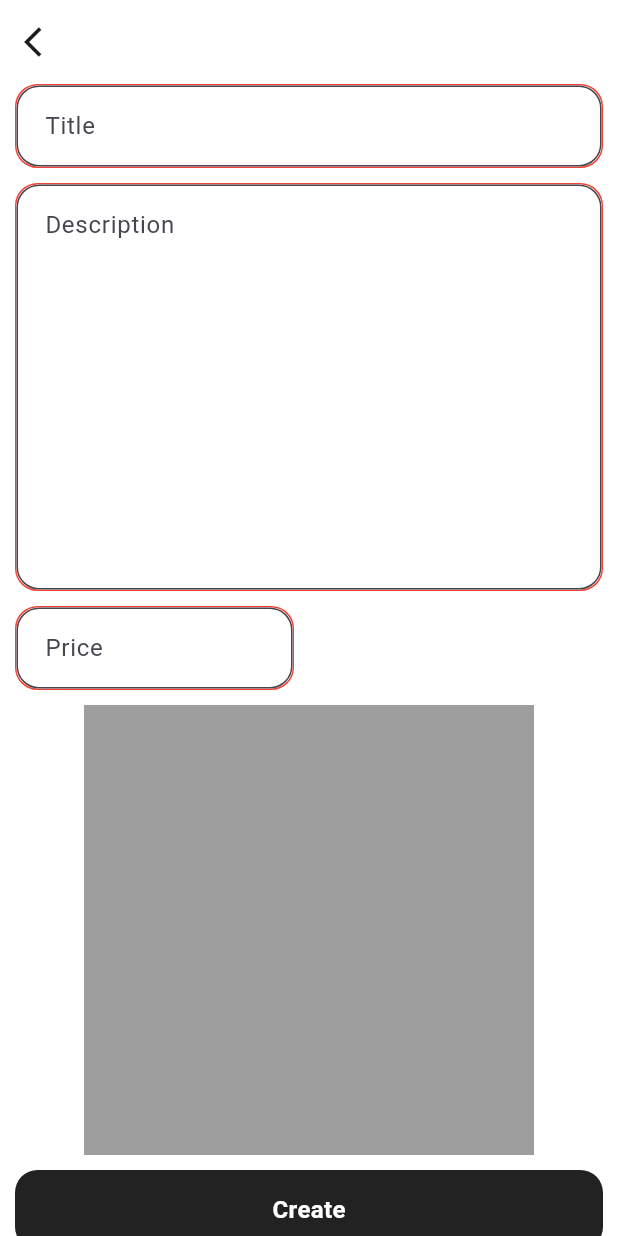
After one commit to Kevinrestrepoh/MarketPlace-Flutter, a Flutter app: the AddPostPage screen opened directly, after a tap on "Create", on a phone screen of 412 x 824 dp. The commit adds this screen. Run offline on Flutter 3.47's test engine with Material 3 defaults, Android fonts, the phone set to English and light mode, and no system bars.

Commit message:
add post creation

```diff
--- a/app/lib/components/button.dart
+++ b/app/lib/components/button.dart
@@ -2,7 +2,8 @@ import 'package:flutter/material.dart';
 
 class MyButton extends StatelessWidget {
   final Function()? onTap;
-  const MyButton({super.key, required this.onTap});
+  final String text;
+  const MyButton({super.key, required this.onTap, required this.text});
 
   @override
   Widget build(BuildContext context) {
@@ -11,11 +12,11 @@ class MyButton extends StatelessWidget {
       child: Container(
         padding: EdgeInsets.all(15),
         decoration: BoxDecoration(
-          color: Colors.black,
+          color: Colors.black87,
           borderRadius: BorderRadius.circular(15),
         ),
         child: Center(
-          child: Text('Sign In', style: TextStyle(
+          child: Text(text, style: TextStyle(
             color: Colors.white,
             fontSize: 16,
             fontWeight: FontWeight.bold
--- a/app/lib/components/text_field.dart
+++ b/app/lib/components/text_field.dart
@@ -7,7 +7,10 @@ class MyTextField extends StatelessWidget {
   final Icon? icon;
   final BoxDecoration? anim;
   final bool? activeAnim;
-  const MyTextField({super.key, this.controller, required this.hintText, this.obscureText, this.icon, this.anim, this.activeAnim});
+  final int? minLines;
+  final int? maxLines;
+  final TextInputType? textInputType;
+  const MyTextField({super.key, this.controller, required this.hintText, this.obscureText, this.icon, this.anim, this.activeAnim, this.minLines, this.maxLines = 1, this.textInputType});
 
   @override
   Widget build(BuildContext context) {
@@ -19,6 +22,9 @@ class MyTextField extends StatelessWidget {
       child: TextField(
         controller: controller,
         obscureText: obscureText ?? false,
+        minLines: minLines,
+        maxLines: maxLines,
+        keyboardType: textInputType,
         decoration: InputDecoration(
           border: OutlineInputBorder(
             borderRadius: BorderRadius.circular(15),
--- a/app/lib/models/post_model.dart
+++ b/app/lib/models/post_model.dart
@@ -6,7 +6,7 @@ class Post{
   final String description;
   final double price;
   final List<String>? images;
-  final UserPost userId;
+  final dynamic userId;
 
   Post({this.id, required this.title, required this.description, required this.price, this.images = const[], required this.userId});
 
@@ -17,7 +17,17 @@ class Post{
       description: json['description'],
       price: (json['price'] as num).toDouble(),
       images: (json['images'] as List<dynamic>).map((image) => image as String).toList(),
-      userId: UserPost.fromJson(json['user_id'])
+      userId: json['user_id'] is String ? json['user_id'] : UserPost.fromJson(json['user_id'])
     );
   }
+
+  Map<String, dynamic> toJson() {
+    return {
+      'title': title,
+      'description': description,
+      'price': price,
+      'images': images,
+      'user_id': userId
+    };
+  }
 }
--- /dev/null
+++ b/app/lib/pages/addpost_page.dart
@@ -0,0 +1,127 @@
+import 'package:app/api/api.dart';
+import 'package:app/components/button.dart';
+import 'package:app/components/text_field.dart';
+import 'package:app/models/post_model.dart';
+import 'package:app/providers/user_provider.dart';
+import 'package:flutter/material.dart';
+import 'package:provider/provider.dart';
+
+class AddPostPage extends StatefulWidget {
+  const AddPostPage({super.key});
+
+  @override
+  State<AddPostPage> createState() => _AddPostPageState();
+}
+
+class _AddPostPageState extends State<AddPostPage> {
+  final TextEditingController _titleController = TextEditingController();
+  final TextEditingController _descriptionController = TextEditingController();
+  final TextEditingController _priceController = TextEditingController();
+
+  bool _titleValid = true;
+  bool _descriptionValid = true;
+  bool _priceValid = true;
+
+  Future add(String? userId) async{
+    final title = _titleController.text;
+    final description = _descriptionController.text;
+    double price;
+
+    try {
+      price = double.parse(_priceController.text);
+    } catch (e) {
+      price = 0;
+    }
+
+    final Api api = Api();
+
+    setState(() {
+      _titleValid = title.isNotEmpty;
+      _descriptionValid = description.isNotEmpty;
+      _priceValid = price > 0;
+    });
+
+    if(!_titleValid || !_descriptionValid || !_priceValid){
+      _triggerErrorAnimation();
+      return;
+    }
+
+    try {
+      Post p = Post(title: title, description: description, price: price, images: [], userId: userId);
+      await api.addPost(p);
+      if(mounted){
+        Navigator.pop(context, true);
+      }
+    } catch (e) {
+      setState(() {
+        _titleValid = false;
+        _descriptionValid = false;
+        _priceValid = false;
+      });
+      _triggerErrorAnimation();
+    }
+  }
+
+  BoxDecoration inputError = BoxDecoration();
+
+  void _triggerErrorAnimation() {
+    setState(() {
+      inputError = BoxDecoration(
+        borderRadius: BorderRadius.circular(15),
+        border: Border.all(
+          color: Colors.red,
+          width: 1
+        )
+      );
+    });
+    Future.delayed(Duration(seconds: 2), () {
+      setState(() {
+        inputError = BoxDecoration(borderRadius: BorderRadius.circular(15));
+      });
+    });
+  }
+
+  @override
+  Widget build(BuildContext context) {
+    final userId = context.watch<UserProvider>().user?.id;
+
+    return Scaffold(
+      backgroundColor: Colors.white,
+      appBar: AppBar(
+        backgroundColor: Colors.white,
+        leading: IconButton(onPressed:(){Navigator.pop(context);}, icon: const Icon(Icons.arrow_back_ios))
+      ),
+      body: Padding(
+        padding: const EdgeInsets.only(left: 10, right: 10),
+        child: CustomScrollView(
+          slivers: [SliverToBoxAdapter(
+              child: Column(
+                children: [
+                  MyTextField(hintText: 'Title', controller: _titleController, anim: !_titleValid ? inputError : null,),
+                  SizedBox(height: 10,),
+                  MyTextField(hintText: 'Description', maxLines: 10, controller: _descriptionController, anim: !_descriptionValid ? inputError : null,),
+                  SizedBox(height: 10,),
+                  Padding(
+                    padding: EdgeInsets.only(right: MediaQuery.of(context).size.width/2),
+                    child: MyTextField(hintText: 'Price', textInputType: TextInputType.number, controller: _priceController, anim: !_priceValid ? inputError : null,),
+                  ),
+                  SizedBox(height: 10,),
+                  Container(
+                    width: 300,
+                    height: 300,
+                    decoration: BoxDecoration(
+                      color: Colors.grey,
+                    ),
+                  ),
+                  SizedBox(height: 10,),
+                  MyButton(onTap: () async {add(userId);}, text: 'Create',),
+                  SizedBox(height: 20,),
+                ],
+              ),
+            ),
+          ]
+        ),
+      ),
+    );
+  }
+}
--- a/app/lib/pages/login_page.dart
+++ b/app/lib/pages/login_page.dart
@@ -96,7 +96,7 @@ class _LoginPageState extends State<LoginPage> {
                     ],
                   ),
                   SizedBox(height: 15,),
-                  MyButton(onTap: _login,),
+                  MyButton(onTap: _login, text: 'Sign In',),
                   SizedBox(height: 50,),
                   Row(
                     children: [
```
Also changed, not shown: app/lib/api/api.dart (+18 -1 lines), app/lib/pages/profile_page.dart (+31 -4 lines).
